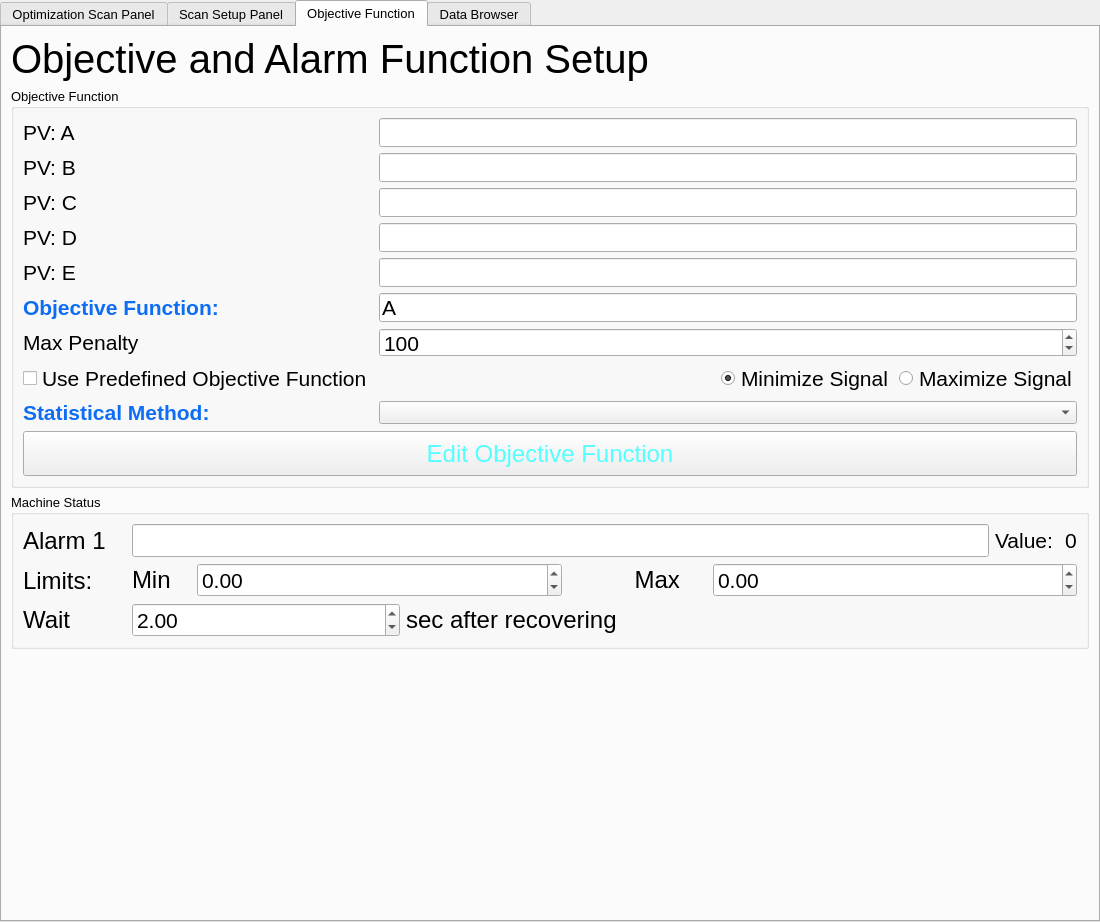
ocelot-collab/optimizer, file UIOcelotInterface_gen.ui: the form before one commit.
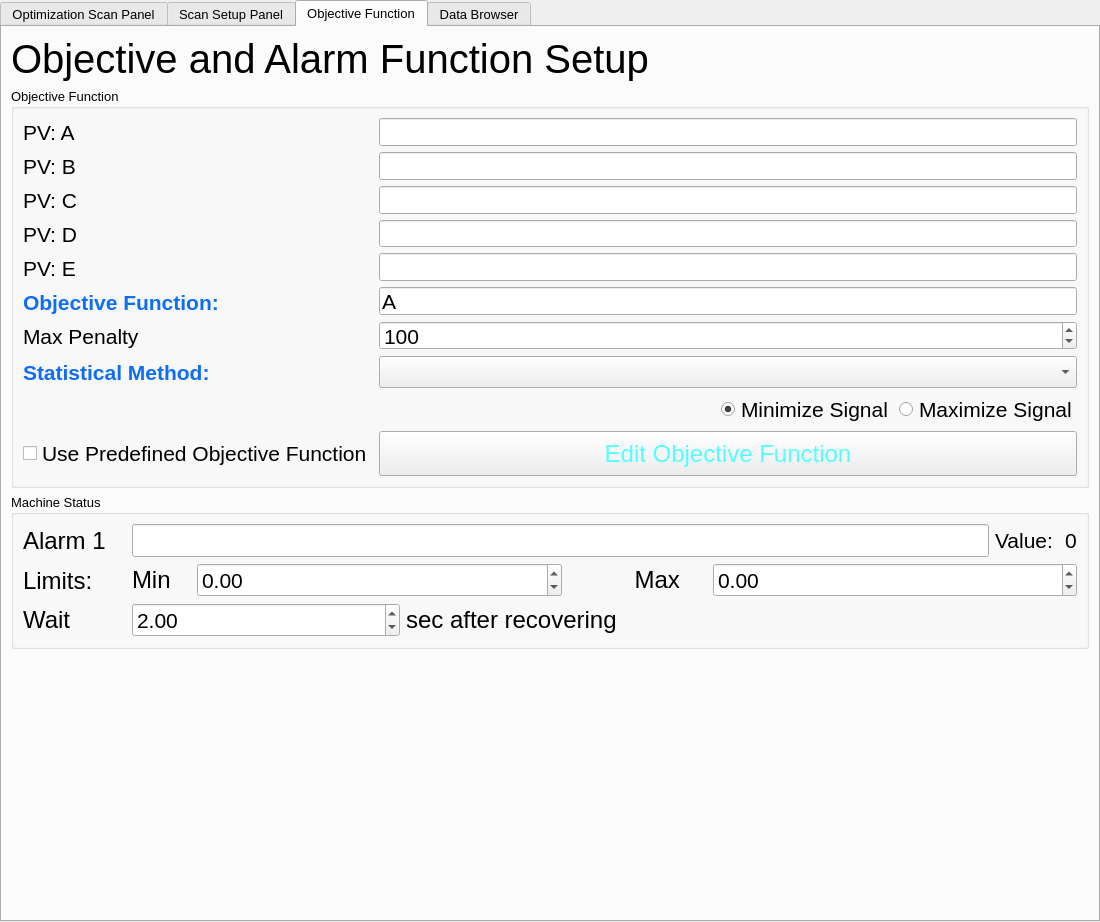
The form after the commit. The open tabs and pages were chosen to show the change. Custom widgets are drawn as their Qt base class.

Patch:
```diff
--- a/UIOcelotInterface_gen.ui
+++ b/UIOcelotInterface_gen.ui
@@ -1113,48 +1113,6 @@
           <string>Objective Function</string>
          </property>
          <layout class="QGridLayout" name="gridLayout_11">
-          <item row="1" column="0">
-           <widget class="QCheckBox" name="cb_use_predef">
-            <property name="font">
-             <font>
-              <pointsize>16</pointsize>
-             </font>
-            </property>
-            <property name="text">
-             <string>Use Predefined Objective Function</string>
-            </property>
-           </widget>
-          </item>
-          <item row="9" column="0" colspan="2">
-           <widget class="QPushButton" name="pb_edit_obj_func">
-            <property name="sizePolicy">
-             <sizepolicy hsizetype="Expanding" vsizetype="Expanding">
-              <horstretch>0</horstretch>
-              <verstretch>0</verstretch>
-             </sizepolicy>
-            </property>
-            <property name="minimumSize">
-             <size>
-              <width>0</width>
-              <height>45</height>
-             </size>
-            </property>
-            <property name="font">
-             <font>
-              <pointsize>18</pointsize>
-             </font>
-            </property>
-            <property name="cursor">
-             <cursorShape>ForbiddenCursor</cursorShape>
-            </property>
-            <property name="styleSheet">
-             <string notr="true">color: rgb(85, 255, 255); font-size: 18pt;</string>
-            </property>
-            <property name="text">
-             <string>Edit Objective Function</string>
-            </property>
-           </widget>
-          </item>
           <item row="0" column="0">
            <layout class="QVBoxLayout" name="verticalLayout_15">
             <item>
@@ -1248,13 +1206,19 @@
             </item>
            </layout>
           </item>
-          <item row="0" column="1">
+          <item row="0" column="2">
            <layout class="QVBoxLayout" name="verticalLayout_16">
             <item>
              <widget class="QLineEdit" name="le_a">
               <property name="enabled">
                <bool>true</bool>
               </property>
+              <property name="minimumSize">
+               <size>
+                <width>0</width>
+                <height>24</height>
+               </size>
+              </property>
               <property name="font">
                <font>
                 <pointsize>16</pointsize>
@@ -1270,6 +1234,12 @@
               <property name="enabled">
                <bool>true</bool>
               </property>
+              <property name="minimumSize">
+               <size>
+                <width>0</width>
+                <height>24</height>
+               </size>
+              </property>
               <property name="font">
                <font>
                 <pointsize>16</pointsize>
@@ -1282,6 +1252,12 @@
               <property name="enabled">
                <bool>true</bool>
               </property>
+              <property name="minimumSize">
+               <size>
+                <width>0</width>
+                <height>24</height>
+               </size>
+              </property>
               <property name="font">
                <font>
                 <pointsize>16</pointsize>
@@ -1294,6 +1270,12 @@
               <property name="enabled">
                <bool>true</bool>
               </property>
+              <property name="minimumSize">
+               <size>
+                <width>0</width>
+                <height>24</height>
+               </size>
+              </property>
               <property name="font">
                <font>
                 <pointsize>16</pointsize>
@@ -1306,6 +1288,12 @@
               <property name="enabled">
                <bool>true</bool>
               </property>
+              <property name="minimumSize">
+               <size>
+                <width>0</width>
+                <height>24</height>
+               </size>
+              </property>
               <property name="font">
                <font>
                 <pointsize>16</pointsize>
@@ -1318,6 +1306,12 @@
               <property name="enabled">
                <bool>true</bool>
               </property>
+              <property name="minimumSize">
+               <size>
+                <width>0</width>
+                <height>24</height>
+               </size>
+              </property>
               <property name="font">
                <font>
                 <pointsize>16</pointsize>
@@ -1332,6 +1326,12 @@
             </item>
             <item>
              <widget class="QSpinBox" name="sb_max_pen">
+              <property name="minimumSize">
+               <size>
+                <width>0</width>
+                <height>24</height>
+               </size>
+              </property>
               <property name="font">
                <font>
                 <pointsize>16</pointsize>
@@ -1350,7 +1350,7 @@
             </item>
            </layout>
           </item>
-          <item row="1" column="1">
+          <item row="2" column="2">
            <layout class="QHBoxLayout" name="horizontalLayout_12">
             <item>
              <spacer name="horizontalSpacer_2">
@@ -1400,7 +1400,7 @@
             </item>
            </layout>
           </item>
-          <item row="2" column="0">
+          <item row="1" column="0">
            <widget class="QLabel" name="label_38">
             <property name="font">
              <font>
@@ -1417,8 +1417,63 @@
             </property>
            </widget>
           </item>
-          <item row="2" column="1">
-           <widget class="QComboBox" name="cb_statistics"/>
+          <item row="1" column="2">
+           <widget class="QComboBox" name="cb_statistics">
+            <property name="minimumSize">
+             <size>
+              <width>0</width>
+              <height>32</height>
+             </size>
+            </property>
+           </widget>
+          </item>
+          <item row="3" column="0">
+           <widget class="QCheckBox" name="cb_use_predef">
+            <property name="font">
+             <font>
+              <pointsize>16</pointsize>
+             </font>
+            </property>
+            <property name="toolTip">
+             <string>If checked, it uses the Target function in the Python script given by Edit Objective Function button</string>
+            </property>
+            <property name="text">
+             <string>Use Predefined Objective Function</string>
+            </property>
+            <property name="checked">
+             <bool>false</bool>
+            </property>
+           </widget>
+          </item>
+          <item row="3" column="2">
+           <widget class="QPushButton" name="pb_edit_obj_func">
+            <property name="sizePolicy">
+             <sizepolicy hsizetype="Expanding" vsizetype="Expanding">
+              <horstretch>0</horstretch>
+              <verstretch>0</verstretch>
+             </sizepolicy>
+            </property>
+            <property name="minimumSize">
+             <size>
+              <width>0</width>
+              <height>45</height>
+             </size>
+            </property>
+            <property name="font">
+             <font>
+              <pointsize>18</pointsize>
+             </font>
+            </property>
+            <property name="cursor">
+             <cursorShape>ForbiddenCursor</cursorShape>
+            </property>
+            <property name="styleSheet">
+             <string notr="true">color: rgb(85, 255, 255); font-size: 18pt;</string>
+            </property>
+            <property name="text">
+             <string>Edit Objective Function</string>
+            </property>
+           </widget>
           </item>
          </layout>
         </widget>
```
Left out of the diff: 27 changed lines with no effect on the pictures.
